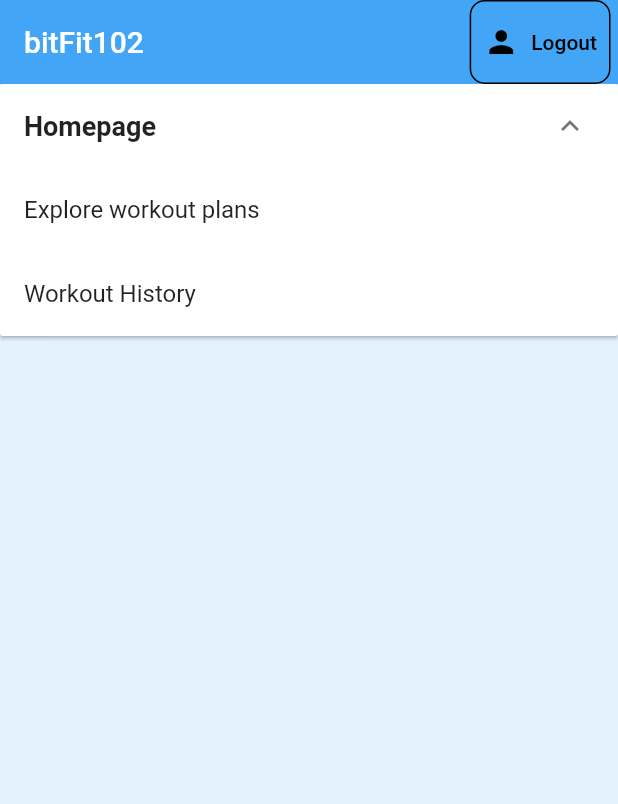
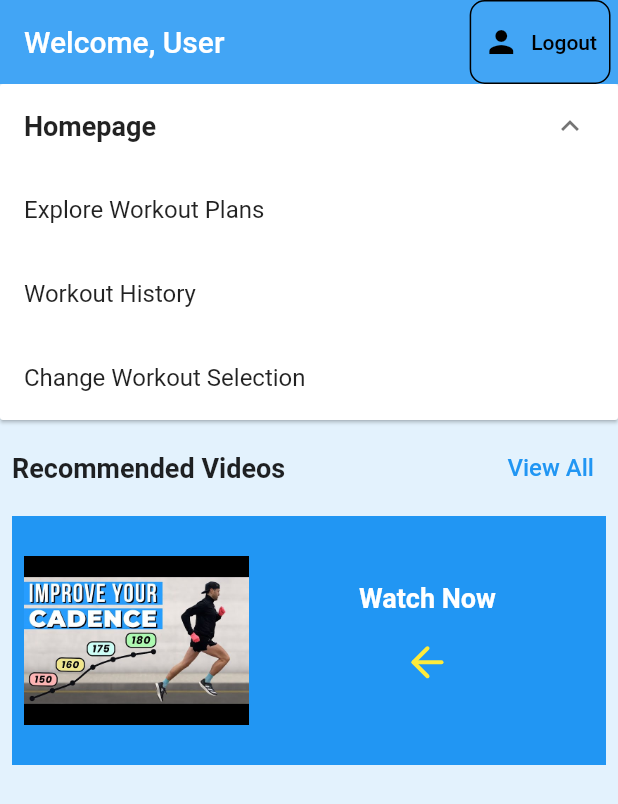
Before and after one commit to yongggquannn/bitfit102, a Flutter app: the Home screen opened directly, after a tap on the "expand more" icon, on a phone screen of 412 x 824 dp. Shown: the top 804 px of the screen. Run offline on Flutter 3.47's test engine with Material 2 defaults, Android fonts, the light colour scheme and no system bars; our stand-ins replace cloud_firestore, firebase_auth, firebase_core, flutter_feather_icons, flutter_spinkit, table_calendar; accounts and stored records are empty; network calls fail.

Commit message:
feat: video-page edit

```diff
--- a/lib/home/home.dart
+++ b/lib/home/home.dart
@@ -1,14 +1,17 @@
 import "package:bitfit102/screens/authenticate/sign_in.dart";
 import 'package:bitfit102/screens/services/auth.dart';
+import "package:bitfit102/workout_selection/workout_selection.dart";
 import 'package:flutter/material.dart';
 import "package:bitfit102/screens/services/database.dart";
 import "package:provider/provider.dart";
 import "package:cloud_firestore/cloud_firestore.dart";
 import "package:bitfit102/home/profile_list.dart";
-
+import 'package:url_launcher/url_launcher.dart';
+import 'package:flutter_feather_icons/flutter_feather_icons.dart';
+import "package:bitfit102/home/videos_page.dart";
 
 class Home extends StatefulWidget {
-  const Home({super.key});
+  const Home({Key? key}) : super(key: key);
 
   @override
   _HomeState createState() => _HomeState();
@@ -27,8 +30,9 @@ class _HomeState extends State<Home> {
       ExpansionPanelItem(
         headerText: 'Homepage',
         children: [
-          'Explore workout plans',
+          'Explore Workout Plans',
           'Workout History',
+          "Change Workout Selection"
         ],
         isExpanded: false, // Updated: Set the initial expansion state for each item
       ),
@@ -42,6 +46,8 @@ class _HomeState extends State<Home> {
     });
   }
 
+
+
   @override
   Widget build(BuildContext context) {
     return StreamProvider<QuerySnapshot?>.value(
@@ -51,7 +57,7 @@ class _HomeState extends State<Home> {
         backgroundColor: Colors.blue[50],
         appBar: AppBar(
           automaticallyImplyLeading: false,
-          title: const Text('bitFit102'),
+          title: Text('Welcome, User'),
           backgroundColor: Colors.blue[400],
           elevation: 0.0,
           actions: <Widget>[
@@ -78,7 +84,11 @@ class _HomeState extends State<Home> {
           ),
         ],
       ),
-      body: ListView(
+      body: Column(
+  children: <Widget>[
+    Expanded(
+      child: SingleChildScrollView(
+        child: Column(
           children: <Widget>[
             ExpansionPanelList(
               elevation: 1,
@@ -101,18 +111,124 @@ class _HomeState extends State<Home> {
                   },
                   body: Column(
                     children: item.children.map<Widget>((child) {
+                      if (child == 'Change Workout Selection') {
+                        return ListTile(
+                          title: Text(child),
+                          onTap: () {
+                            Navigator.pushReplacement(
+                              context,
+                              MaterialPageRoute(builder: (context) => WorkoutSelection()),
+                            );
+                          },
+                        );
+                      } else {
                         return ListTile(
                           title: Text(child),
                         );
+                      }
                     }).toList(),
                   ),
                   isExpanded: item.isExpanded,
                 );
               }).toList(),
             ),
+            Padding(
+  padding: const EdgeInsets.all(8.0),
+  child: Column(
+    crossAxisAlignment: CrossAxisAlignment.start,
+    children: [
+      Row(
+        mainAxisAlignment: MainAxisAlignment.spaceBetween,
+        children: [
+          Text(
+            'Recommended Videos',
+            style: TextStyle(
+              fontWeight: FontWeight.bold,
+              fontSize: 18.0,
+            ),
+          ),
+          TextButton(
+            onPressed: () {
+              Navigator.push(
+              context,
+              MaterialPageRoute(
+                builder: (context) => VideosPage(),
+              ),
+            );
+            },
+            child: Text(
+              'View All',
+              style: TextStyle(
+                color: Colors.blue,
+                fontSize: 16.0,
+              ),
+            ),
+          ),
+        ],
+      ),
+      SizedBox(height: 8.0),
+      Container(
+        color: Colors.blue,
+        padding: EdgeInsets.all(8.0),
+        child: Row(
+          mainAxisAlignment: MainAxisAlignment.center,
+          children: <Widget>[
+            Image.asset(
+              'assets/ytcadence.jpg',
+              width: 150,
+              height: 150,
+            ),
+            SizedBox(width: 8.0),
+            Expanded(
+              child: Column(
+                mainAxisAlignment: MainAxisAlignment.center,
+                crossAxisAlignment: CrossAxisAlignment.start,
+                children: [
+                  Align(
+        alignment: Alignment.center,
+        child: Text(
+          'Watch Now',
+          style: TextStyle(
+            color: Colors.white,
+            fontSize: 18.0,
+            fontWeight: FontWeight.bold,
+          ),
+        ),
+      ),
+                  SizedBox(height: 8.0),
+                  Row(
+                    mainAxisAlignment: MainAxisAlignment.center,
+                    children: [
+                      IconButton(
+                        icon: Icon(
+        FeatherIcons.arrowLeft,
+        color: Colors.yellow,
+        size: 32.0,
+      ),
+                          onPressed: () {
+                            launch('https://www.youtube.com/watch?v=eacl52qzr4E');
+                          },
+                                  ),
+                                ],
+                              ),
+                            ],
+                          ),
+                        ),
+                      ],
+                    ),
+                  ),
+                ],
+              ),
+            ),
             const ProfileList(),
           ],
         ),
+      ),
+    ),
+  ],
+),
+
+
       ),
     );
   }
--- a/lib/home/profile_list.dart
+++ b/lib/home/profile_list.dart
@@ -14,11 +14,6 @@ class _ProfileListState extends State<ProfileList> {
   Widget build(BuildContext context) {
 
     final profiles = Provider.of<QuerySnapshot?>(context);
-    if (profiles != null) {
-      for (var doc in profiles.docs) {
-        print(doc.data());
-      }
-    }
     return Container(
 
     );
--- a/lib/screens/authenticate/sign_in.dart
+++ b/lib/screens/authenticate/sign_in.dart
@@ -142,6 +142,7 @@ Widget build(BuildContext context) {
                       ),
                       onPressed: () async {
                         dynamic result = await _auth.signInAnon();
+
                         if (result == null) {
                           setState(() => error = 'Error signing in anonymously');
                         }
--- a/pubspec.yaml
+++ b/pubspec.yaml
@@ -42,6 +42,8 @@ dependencies:
   flutter_spinkit: ^5.2.0
   table_calendar: ^3.0.9
   intl: ^0.18.1
+  url_launcher: ^6.1.11
+  flutter_feather_icons: ^2.0.0+1
 
 dev_dependencies:
   flutter_test:
@@ -69,6 +71,7 @@ flutter:
   assets:
     - assets/premium_photo-1669021454207-b4af6335dc90.avif
     - assets/photo-1517963879433-6ad2b056d712.avif
+    - assets/ytcadence.jpg
 
   # An image asset can refer to one or more resolution-specific "variants", see
   # https://flutter.dev/assets-and-images/#resolution-aware
```
Also changed, not shown: lib/home/videos_page.dart (added, +70 -0 lines), lib/screens/authenticate/register.dart (+7 -6 lines), lib/selection/run_plan.dart (+18 -18 lines), lib/selection/running.dart (+11 -11 lines), lib/workout_selection/workout_selection.dart (+7 -0 lines), assets/ytcadence.jpg (added), pubspec.lock, 12 other files. Lines whose indentation alone changed are shown as unchanged.
